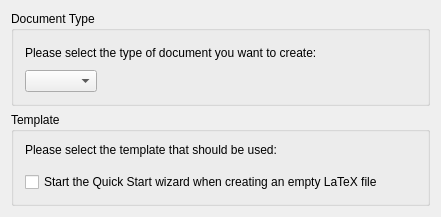
First picture: the form in src/widgets/newdocumentwidget.ui, repository KDE/kile, before the edit.
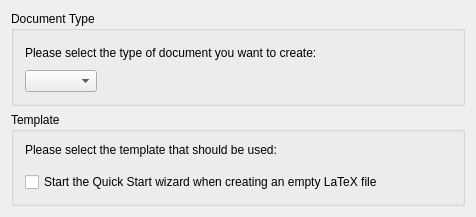
Second picture: the form after the edit. Custom widgets are drawn as their Qt base class.

Diff of the .ui file:
```diff
--- a/src/widgets/newdocumentwidget.ui
+++ b/src/widgets/newdocumentwidget.ui
@@ -1,11 +1,11 @@
 <ui version="4.0" >
  <class>NewDocumentWidget</class>
- <widget class="QWidget" name="NewDocumentWidget" >
-  <property name="geometry" >
+ <widget class="QWidget" name="NewDocumentWidget">
+  <property name="geometry">
    <rect>
     <x>0</x>
     <y>0</y>
-    <width>441</width>
+    <width>476</width>
     <height>217</height>
    </rect>
   </property>
@@ -83,8 +83,7 @@
    </item>
   </layout>
  </widget>
- <layoutdefault spacing="6" margin="11" />
- <pixmapfunction></pixmapfunction>
+ <layoutdefault spacing="6" margin="11"/>
  <customwidgets>
   <customwidget>
    <class>KComboBox</class>
```
Left out of the diff: 45 changed lines with no effect on the pictures.
